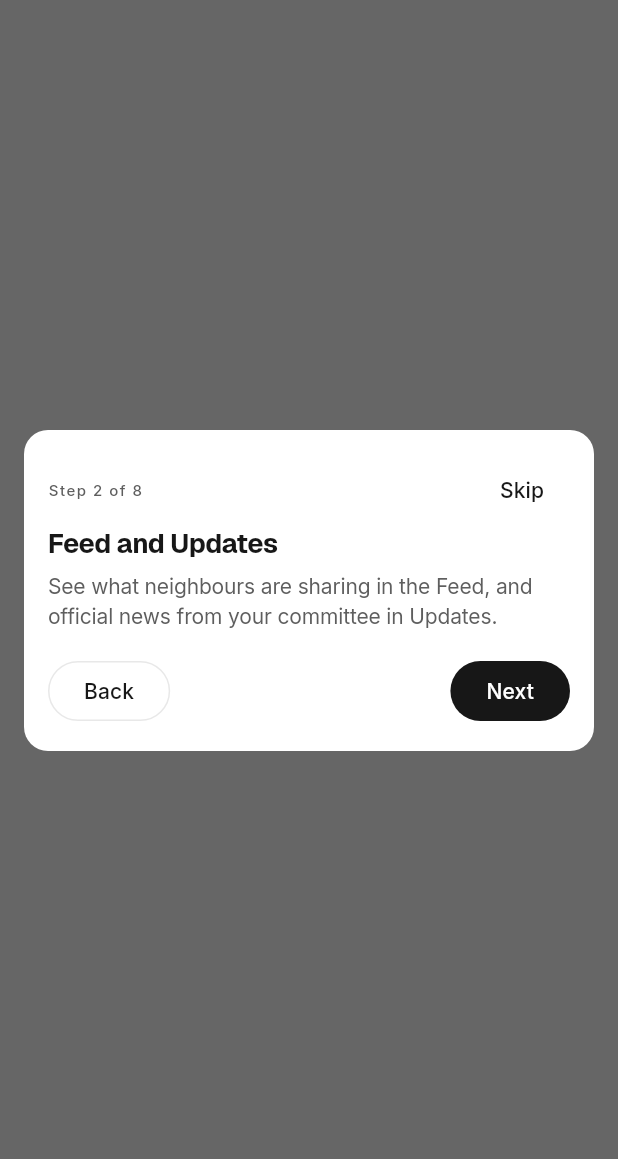
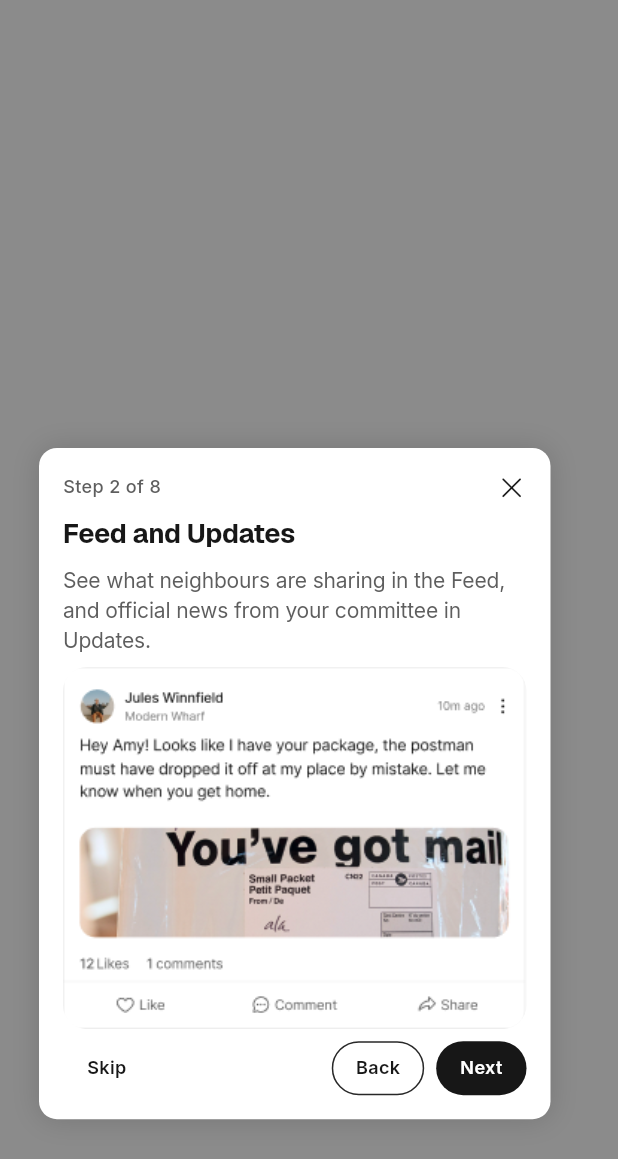
Before and after one commit to Boluwatife07/keys-lite-, a Flutter app: the LearningTour widget shown alone on an empty page, opened directly with empty values, after a tap on "Next", on a phone screen of 412 x 824 dp. Shown: the top 1159 px of the screen. Run offline on Flutter 3.47's test engine with Material 3 defaults, Android fonts, the phone set to English and light mode, and no system bars; our stand-ins replace app_links, audioplayers, file_picker, flutter_secure_storage, go_router, image_picker and 5 more; missing offline and left inert: mobile_scanner, path_parsing, record; accounts and stored records are empty; network calls fail; project files that could hold a hidden picture were left out.

Commit message:
Learning tour audit and Figma bottom navigation bar
- Tour overlay: 50% scrim with a yellow ring, Figma card layout (step
  label, close, title, copy, Skip / Back / Next), per-step widths and the
  sample cards from the Figma frames (later-phase Budget left out)
- Bottom bar rebuilt to the Figma 'Floating Nav bar' with the ic28 icon
  vectors (filled when active); each tab is a labelled button
- Catalogue test for every tour step; docs/audit.md updated

Co-Authored-By: Claude Opus 5.5 <noreply@anthropic.com>
Claude-Session: https://claude.ai/code/session_019R59CYW5m8YRrb2WVafjtK

```diff
--- a/app/lib/features/home/learning_tour.dart
+++ b/app/lib/features/home/learning_tour.dart
@@ -1,4 +1,6 @@
+import 'dart:math' as math;
 import 'package:flutter/material.dart';
+import '../../theme/phosphor.dart';
 import '../../theme/tokens.dart';
 
 class TourKeys {
@@ -13,22 +15,24 @@ class TourKeys {
 }
 
 class TourStep {
-  const TourStep(this.title, this.body, this.target);
+  const TourStep(this.title, this.body, this.target, {this.preview});
   final String title;
   final String body;
   final GlobalKey Function(TourKeys k) target;
+  /// Sample card from the Figma tour frame, shown under the copy.
+  final String? preview;
 }
 
 /// LRN-02: eight steps. Copy for steps 2, 3, 4 drops later-phase items
 /// (News, scheduled posts, projects/resources/budgets) and needs design sign-off.
 final kTourSteps = <TourStep>[
   TourStep('Share what\'s on your mind', 'Tap the icon to post on the feed — anyone in your community can join in.', (k) => k.compose),
-  TourStep('Feed and Updates', 'See what neighbours are sharing in the Feed, and official news from your committee in Updates.', (k) => k.tabs),
+  TourStep('Feed and Updates', 'See what neighbours are sharing in the Feed, and official news from your committee in Updates.', (k) => k.tabs, preview: 'assets/images/tour_feed.png'),
   TourStep('Your Calendar', 'Track upcoming events and community moments in one place.', (k) => k.calendar),
-  TourStep('Your Community', 'Meet your committee board, apply for a role and take part in community proposals.', (k) => k.community),
-  TourStep('Clubs', 'Clubs are where shared interests come alive. Join an existing group, create your own, or use a template to get started in minutes.', (k) => k.clubs),
-  TourStep('Services', 'Your shortcut to reliable services. Explore recommended vendors, read community reviews, and book what you need without the hassle.', (k) => k.services),
-  TourStep('Events', "Your go-to for what's happening nearby. Browse community events, track the ones you've joined, or create something new.", (k) => k.events),
+  TourStep('Your Community', 'Meet your committee board, apply for a role and take part in community proposals.', (k) => k.community, preview: 'assets/images/tour_community.png'),
+  TourStep('Clubs', 'Clubs are where shared interests come alive. Join an existing group, create your own, or use a template to get started in minutes.', (k) => k.clubs, preview: 'assets/images/tour_clubs.png'),
+  TourStep('Services', 'Your shortcut to reliable services. Explore recommended vendors, read community reviews, and book what you need without the hassle.', (k) => k.services, preview: 'assets/images/tour_services.png'),
+  TourStep('Events', "Your go-to for what's happening nearby. Browse community events, track the ones you've joined, or create something new.", (k) => k.events, preview: 'assets/images/tour_events.png'),
   TourStep('Your Profile', 'Everything about you, in one place. Your posts, your events, your bookings — all at a glance.', (k) => k.profile),
 ];
 
@@ -51,6 +55,27 @@ class _LearningTourState extends State<LearningTour> {
     return (box.localToGlobal(Offset.zero) & box.size).inflate(6);
   }
 
+  Widget _button(String label, VoidCallback onTap, {bool primary = false, bool outline = false}) => Semantics(
+        button: true,
+        child: Material(
+          color: primary ? KColors.surfaceInverted : Colors.transparent,
+          shape: StadiumBorder(side: outline ? BorderSide(color: KColors.borderStrong) : BorderSide.none),
+          child: InkWell(
+            customBorder: const StadiumBorder(),
+            onTap: onTap,
+            child: SizedBox(
+              height: 36,
+              child: Padding(
+                padding: const EdgeInsets.symmetric(horizontal: 16),
+                child: Center(widthFactor: 1, child: Text(label, style: TextStyle(fontFamily: 'Inter', fontSize: 12, fontWeight: FontWeight.w600, height: 1, color: primary ? KColors.textInverse : KColors.textPrimary))),
+              ),
+            ),
+          ),
+        ),
+      );
+
+  // Figma "Onboarding Overlay": 50% scrim, yellow-ringed cut-out, white
+  // card (radius 12, 16 padding) with step, title, copy, sample, buttons.
   @override
   Widget build(BuildContext context) {
     final step = kTourSteps[_i];
@@ -58,36 +83,50 @@ class _LearningTourState extends State<LearningTour> {
     final size = MediaQuery.sizeOf(context);
     final below = rect == null || rect.center.dy < size.height / 2;
     final last = _i == kTourSteps.length - 1;
+    // Card widths per step from the Figma frames.
+    const widths = [320.0, 341.0, 280.0, 342.0, 342.0, 330.0, 280.0, 280.0];
+    final width = math.min(widths[_i], size.width - 32);
     return Material(
       type: MaterialType.transparency,
       child: Stack(children: [
-        Positioned.fill(child: CustomPaint(painter: _Scrim(rect))),
+        Positioned.fill(child: CustomPaint(painter: _Scrim(rect, radius: _i == kTourSteps.length - 1 ? 19 : (_i == 1 ? 8 : 12)))),
         Positioned(
-          left: 16,
-          right: 16,
-          top: below ? (rect?.bottom ?? size.height / 3) + 12 : null,
+          left: _i == 0 ? null : 26,
+          right: _i == 0 ? 20 : null,
+          top: below ? (rect?.bottom ?? size.height / 3) + 24 : null,
           bottom: below ? null : size.height - rect.top + 12,
           child: Container(
+            width: width,
             padding: const EdgeInsets.all(16),
-            decoration: BoxDecoration(color: KColors.surfaceDefault, borderRadius: BorderRadius.circular(KRadius.lg)),
+            decoration: BoxDecoration(
+              color: KColors.surfaceDefault,
+              borderRadius: BorderRadius.circular(12),
+              boxShadow: const [BoxShadow(color: Color(0x26000000), blurRadius: 16)],
+            ),
             child: Column(mainAxisSize: MainAxisSize.min, crossAxisAlignment: CrossAxisAlignment.start, children: [
+              SizedBox(
+                height: 20,
+                child: Row(children: [
+                  Text('Step ${_i + 1} of ${kTourSteps.length}', style: KText.paragraphSmall.copyWith(fontWeight: FontWeight.w500, height: 1, color: KColors.textSecondary)),
+                  const Spacer(),
+                  Semantics(button: true, label: 'Close tour', child: InkResponse(radius: 16, onTap: () => widget.onDone('skipped'), child: Icon(PhosphorIconsRegular.x, size: 20, color: KColors.iconDefault))),
+                ]),
+              ),
+              const SizedBox(height: 8),
+              Text(step.title, style: KText.headingXSmall.copyWith(height: 26 / 18, letterSpacing: -0.2)),
+              const SizedBox(height: 8),
+              Text(step.body, style: KText.paragraphMedium.copyWith(color: KColors.textSecondary)),
+              const SizedBox(height: 8),
+              if (step.preview != null) ...[
+                ClipRRect(borderRadius: BorderRadius.circular(16), child: Image.asset(step.preview!, width: double.infinity, fit: BoxFit.fitWidth)),
+                const SizedBox(height: 8),
+              ] else
+                const SizedBox(height: 4),
               Row(children: [
-                Text('Step ${_i + 1} of ${kTourSteps.length}', style: KText.overline),
+                _button('Skip', () => widget.onDone('skipped')),
                 const Spacer(),
-                TextButton(onPressed: () => widget.onDone('skipped'), child: const Text('Skip')),
-              ]),
-              Text(step.title, style: KText.headingXSmall),
-              const SizedBox(height: 6),
-              Text(step.body, style: KText.paragraphMedium.copyWith(color: KColors.textSecondary)),
-              const SizedBox(height: 16),
-              Row(children: [
-                if (_i > 0) OutlinedButton(onPressed: () => setState(() => _i--), style: OutlinedButton.styleFrom(shape: const StadiumBorder()), child: const Text('Back')),
-                const Spacer(),
-                FilledButton(
-                  style: FilledButton.styleFrom(backgroundColor: KColors.surfaceInverted, shape: const StadiumBorder()),
-                  onPressed: () => last ? widget.onDone('completed') : setState(() => _i++),
-                  child: Text(last ? 'Finish' : 'Next'),
-                ),
+                if (_i > 0) ...[_button('Back', () => setState(() => _i--), outline: true), const SizedBox(width: 8)],
+                _button(last ? 'Finish' : 'Next', () => last ? widget.onDone('completed') : setState(() => _i++), primary: true),
               ]),
             ]),
           ),
@@ -98,16 +137,24 @@ class _LearningTourState extends State<LearningTour> {
 }
 
 class _Scrim extends CustomPainter {
-  _Scrim(this.hole);
+  _Scrim(this.hole, {this.radius = 12});
   final Rect? hole;
+  final double radius;
   @override
   void paint(Canvas canvas, Size size) {
     final p = Path()..addRect(Offset.zero & size);
-    if (hole != null) p.addRRect(RRect.fromRectAndRadius(hole!, const Radius.circular(12)));
+    final rr = hole == null ? null : RRect.fromRectAndRadius(hole!, Radius.circular(radius));
+    if (rr != null) p.addRRect(rr);
     p.fillType = PathFillType.evenOdd;
-    canvas.drawPath(p, Paint()..color = KColors.scrim);
+    canvas.drawPath(p, Paint()..color = const Color(0x80171717));
+    if (rr != null) {
+      canvas.drawRRect(rr, Paint()
+        ..color = const Color(0xFFFFD12A)
+        ..style = PaintingStyle.stroke
+        ..strokeWidth = 2);
+    }
   }
 
   @override
-  bool shouldRepaint(_Scrim old) => old.hole != hole;
+  bool shouldRepaint(_Scrim old) => old.hole != hole || old.radius != radius;
 }
--- a/app/lib/widgets/widgets.dart
+++ b/app/lib/widgets/widgets.dart
@@ -7,6 +7,7 @@ import '../theme/tokens.dart';
 export 'keys_logo.dart';
 export 'street_map.dart';
 export 'brand_marks.dart';
+export 'nav_icons.dart';
 
 // ---------------------------------------------------------------- layout
 
```
Also changed, not shown: app/lib/features/home/home_shell.dart (+71 -11 lines), app/lib/widgets/nav_icons.dart (added, +68 -0 lines), app/assets/images/tour_clubs.png (added), app/assets/images/tour_community.png (added), app/assets/images/tour_events.png (added), app/assets/images/tour_feed.png (added), app/assets/images/tour_services.png (added), 2 other files.
